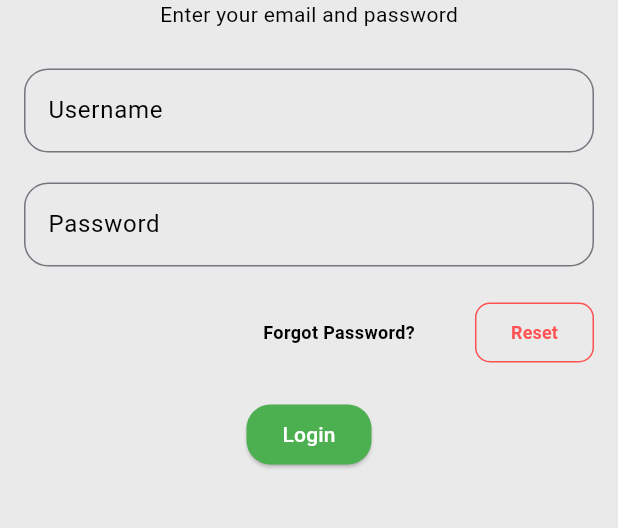
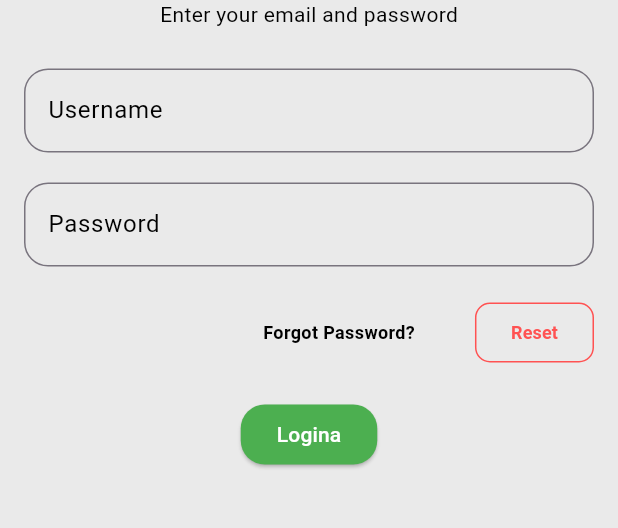
Before and after one commit to Aurits/webmail_app_v2, a Flutter app: the screen it shows after launch, on a phone screen of 412 x 824 dp, the part 431-959 px from its top. Run offline on Flutter 3.47's test engine with Material 3 defaults, Android fonts, the phone set to English and light mode, and no system bars; drawn by our look-alikes of flutter_form_builder; our stand-ins replace dio, sqflite; accounts and stored records are empty.

Commit message:
Nov 26, 2023, 7:21 AM

```diff
--- a/lib/pages/onboarding/login_page.dart
+++ b/lib/pages/onboarding/login_page.dart
@@ -151,7 +151,7 @@ class _LoginPageState extends State<LoginPage> {
                           }
                         },
                         child: const Text(
-                          'Login',
+                          'Logina',
                           style: TextStyle(color: Colors.white),
                         ),
                       ),
```
